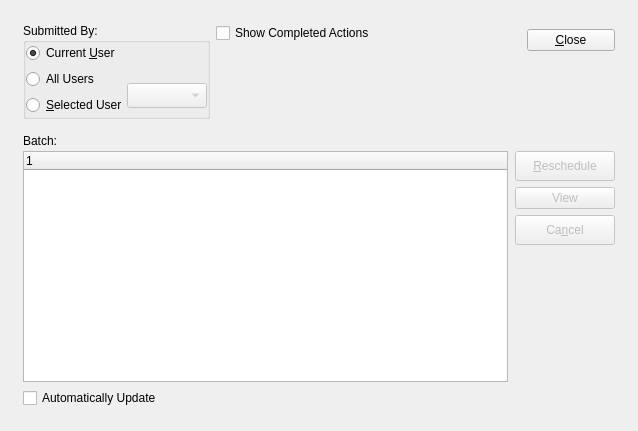
Qt form common/batchManager.ui (Pegasus-RPG/xtuple-client) before a commit.
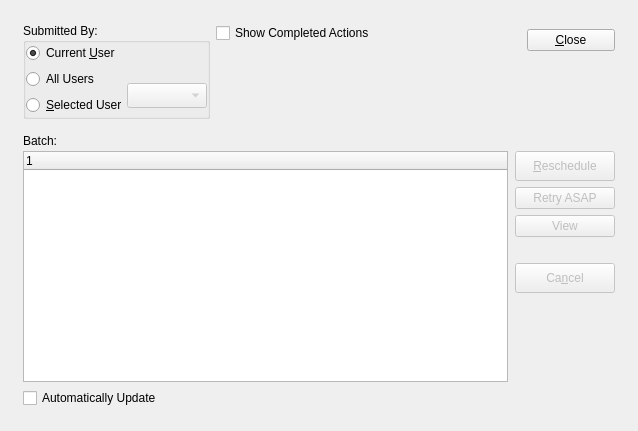
The same form after that commit. Custom widgets are drawn as their Qt base class.

Commit message: make it easier to rerun a bunch of completed jobs

```diff
--- a/common/batchManager.ui
+++ b/common/batchManager.ui
@@ -273,6 +273,16 @@
                  </property>
                 </widget>
                </item>
+               <item>
+                <widget class="QPushButton" name="_retry">
+                 <property name="enabled">
+                  <bool>false</bool>
+                 </property>
+                 <property name="text">
+                  <string>Retry ASAP</string>
+                 </property>
+                </widget>
+               </item>
                <item>
                 <widget class="QPushButton" name="_view">
                  <property name="enabled">
@@ -283,6 +293,22 @@
                  </property>
                 </widget>
                </item>
+               <item>
+                <spacer name="verticalSpacer">
+                 <property name="orientation">
+                  <enum>Qt::Vertical</enum>
+                 </property>
+                 <property name="sizeType">
+                  <enum>QSizePolicy::Fixed</enum>
+                 </property>
+                 <property name="sizeHint" stdset="0">
+                  <size>
+                   <width>20</width>
+                   <height>20</height>
+                  </size>
+                 </property>
+                </spacer>
+               </item>
                <item>
                 <widget class="QPushButton" name="_cancel">
                  <property name="enabled">
```
Left out of the diff: 5 changed lines with no effect on the pictures. The commit also changes 1 other file.
